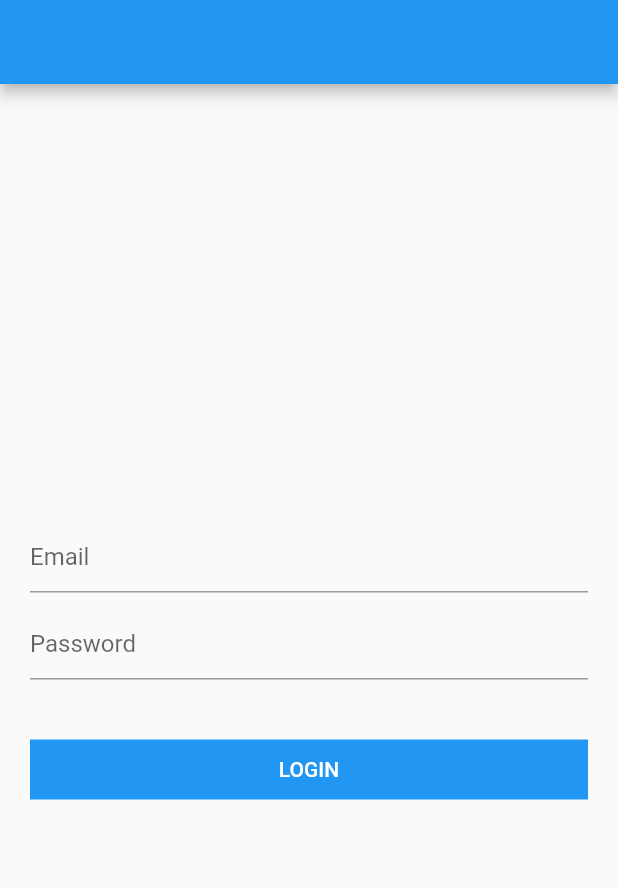
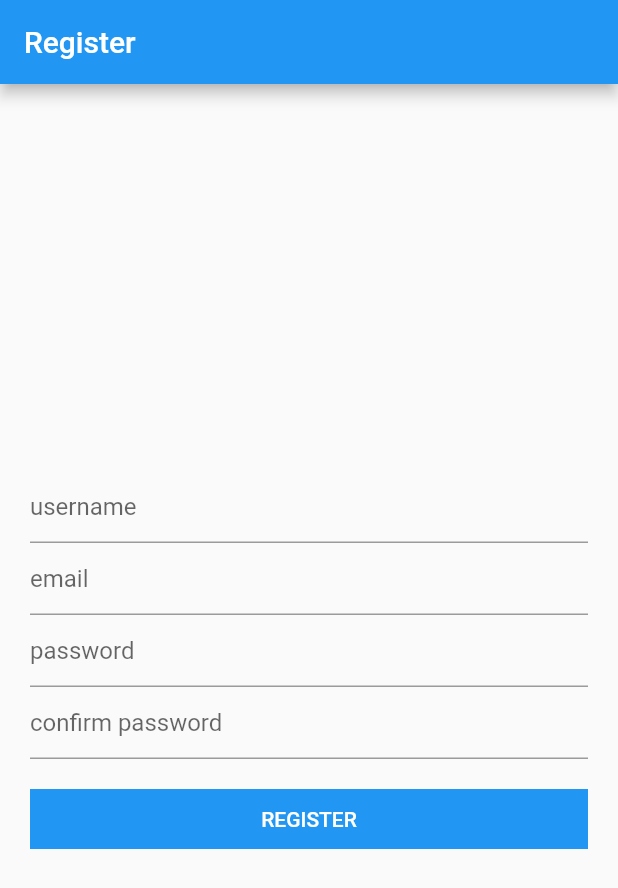
Before and after one commit to abdullahmansss/softagi_flutter_09_20, a Flutter app: the screen it shows after launch, on a phone screen of 412 x 824 dp. Shown: the top 888 px of the screen. Run offline on Flutter 3.47's test engine with Material 2 defaults, Android fonts, the light colour scheme and no system bars; our stand-ins replace bloc, conditional_builder, dio, firebase_auth, firebase_core, flutter_bloc and 4 more; accounts and stored records are empty.

Commit message:
firebase

```diff
--- /dev/null
+++ b/lib/firebase/register/register_screen.dart
@@ -0,0 +1,122 @@
+import 'package:firebase_auth/firebase_auth.dart';
+import 'package:flutter/material.dart';
+import 'package:flutter/widgets.dart';
+import 'package:toast/toast.dart';
+
+class RegisterScreen extends StatelessWidget
+{
+  var nameController = TextEditingController();
+  var emailController = TextEditingController();
+  var passwordController = TextEditingController();
+  var confirmPasswordController = TextEditingController();
+
+  @override
+  Widget build(BuildContext context)
+  {
+    return Scaffold(
+      appBar: AppBar(
+        title: Text('Register'),
+      ),
+      body: Padding(
+        padding: const EdgeInsets.all(20.0),
+        child: Column(
+          mainAxisAlignment: MainAxisAlignment.center,
+          children: [
+            TextFormField(
+              controller: nameController,
+              keyboardType: TextInputType.name,
+              decoration: InputDecoration(
+                hintText: 'username'
+              ),
+            ),
+            TextFormField(
+              controller: emailController,
+              keyboardType: TextInputType.emailAddress,
+              decoration: InputDecoration(
+                hintText: 'email'
+              ),
+            ),
+            TextFormField(
+              controller: passwordController,
+              keyboardType: TextInputType.visiblePassword,
+              obscureText: true,
+              decoration: InputDecoration(
+                hintText: 'password'
+              ),
+            ),
+            TextFormField(
+              controller: confirmPasswordController,
+              keyboardType: TextInputType.visiblePassword,
+              obscureText: true,
+              decoration: InputDecoration(
+                hintText: 'confirm password'
+              ),
+            ),
+            SizedBox(
+              height: 20.0,
+            ),
+            Container(
+              width: double.infinity,
+              height: 40.0,
+              color:Colors.blue,
+              child: FlatButton(
+                  onPressed: ()
+                  {
+                    String name = nameController.text;
+                    String email = emailController.text;
+                    String password = passwordController.text;
+                    String cPassword = confirmPasswordController.text;
+
+                    if(name.isEmpty || email.isEmpty)
+                    {
+                      Toast.show('please enter a valid data', context);
+                      return;
+                    }
+
+                    if(password != cPassword)
+                    {
+                      Toast.show('passwords don\'t matching', context);
+                      return;
+                    }
+
+                    createUser(name, email, password, context);
+                  },
+                  child: Text(
+                      'register'.toUpperCase(),
+                    style: TextStyle(
+                      color: Colors.white,
+                    ),
+                  ),
+              ),
+            ),
+          ],
+        ),
+      ),
+    );
+  }
+
+  createUser(String name, String email, String password, context) async
+  {
+    FirebaseAuth
+        .instance
+        .createUserWithEmailAndPassword(email: email, password: password)
+        .then((createdUser)
+        {
+          Toast.show(createdUser.user.uid, context);
+          print(createdUser.user.uid);
+          createdUser.user.sendEmailVerification();
+        })
+        .catchError((e)
+        {
+          switch(e.toString())
+          {
+            case '[firebase_auth/email-already-in-use] The email address is already in use by another account.':
+              Toast.show('any thing', context);
+              break;
+            case 'account':
+              Toast.show('any thing', context);
+              break;
+          }
+        });
+  }
+}
--- a/lib/main.dart
+++ b/lib/main.dart
@@ -1,12 +1,17 @@
+import 'package:firebase_core/firebase_core.dart';
 import 'package:flutter/material.dart';
+import 'package:flutter_app/firebase/register/register_screen.dart';
 import 'package:flutter_app/modules/home/home_bottom.dart';
 import 'package:flutter_app/modules/login/login_screen.dart';
 import 'package:flutter_app/modules/news/cubit/cubit.dart';
 import 'package:flutter_app/modules/news/news_screen.dart';
 import 'package:flutter_bloc/flutter_bloc.dart';
 
-void main()
+void main() async
 {
+  WidgetsFlutterBinding.ensureInitialized();
+
+  await Firebase.initializeApp();
   runApp(MyApp());
 }
 
@@ -19,7 +24,7 @@ class MyApp extends StatelessWidget
       debugShowCheckedModeBanner: false,
       home: BlocProvider(
         create: (context) => NewsCubit()..getData('business'),
-        child: LoginScreen(),
+        child: RegisterScreen(),
       ),
     );
   }
--- a/pubspec.yaml
+++ b/pubspec.yaml
@@ -37,6 +37,8 @@ dependencies:
   dio: ^3.0.10
   shared_preferences: ^0.5.12+2
   image_picker: ^0.6.7+12
+  firebase_core: 0.5.0+1
+  firebase_auth: ^0.18.1+2
 
 dev_dependencies:
   flutter_test:
```
Also changed, not shown: pubspec.lock, 3 other files.
